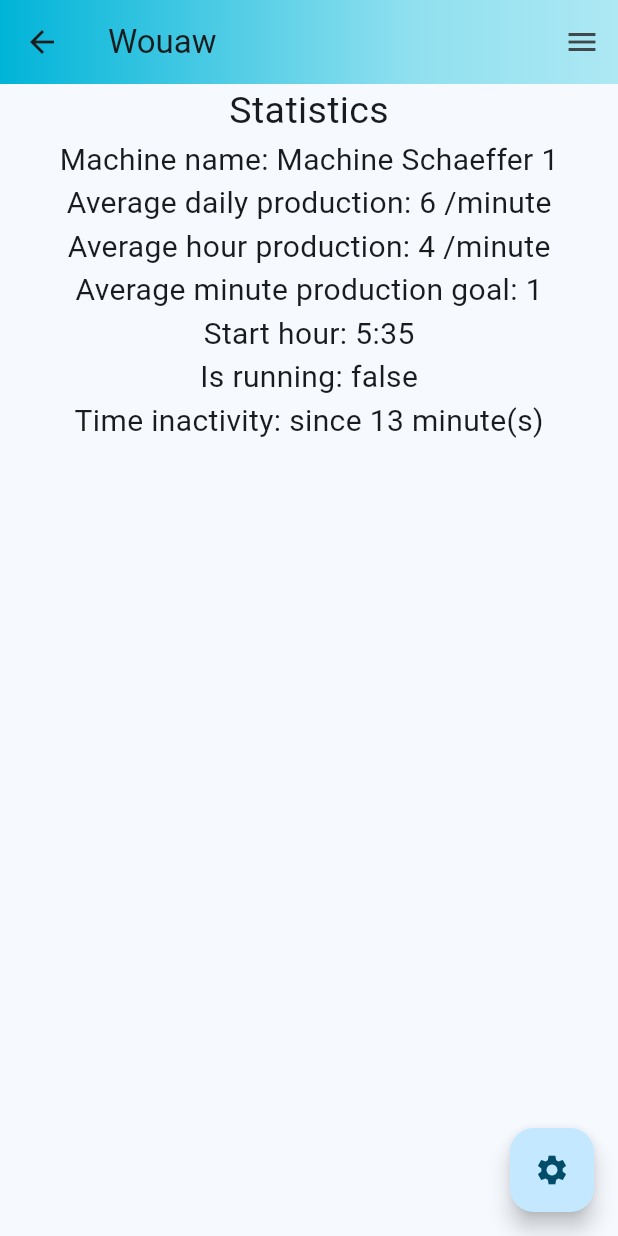
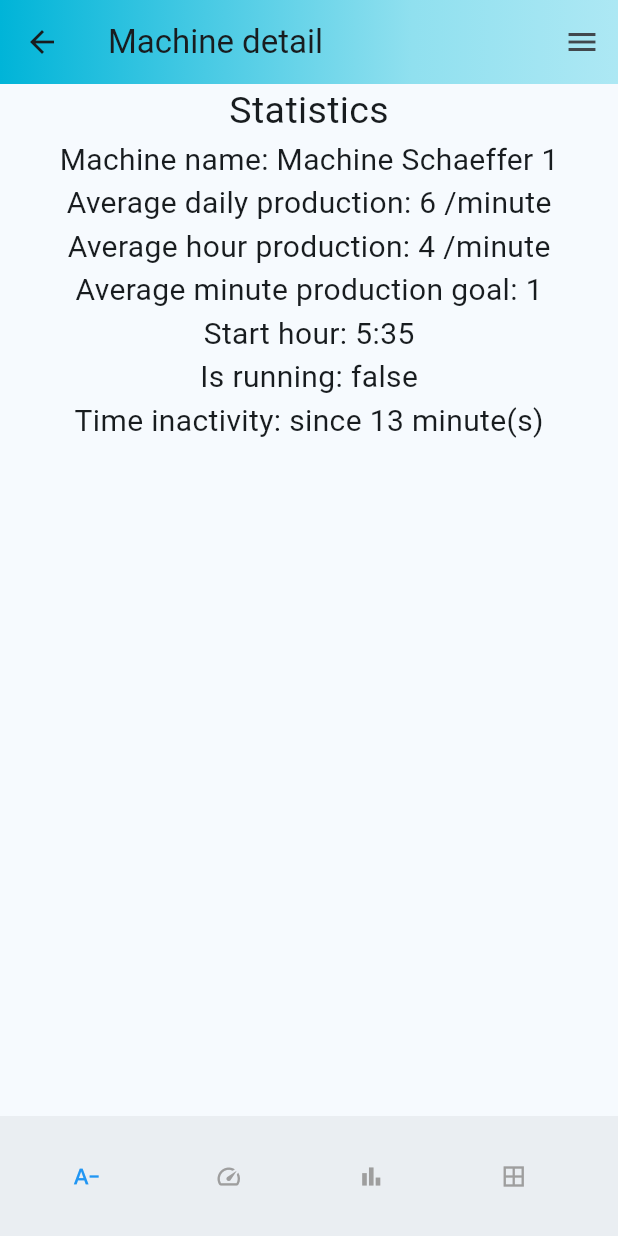
Before and after one commit to TheoHakk/B3Q1-Hakem-Flutter, a Flutter app: the screen it shows after launch, after a tap on "Connecting", after a tap on "Machine Schaeffer 1", on a phone screen of 412 x 824 dp. Run offline on Flutter 3.47's test engine with Material 3 defaults, Android fonts, the phone set to English and light mode, and no system bars; our stand-ins replace fl_chart, flutter_bloc; missing offline and left inert: dart:ffi.

```diff
--- a/lib/View/AppViews/MachineDetail.dart
+++ b/lib/View/AppViews/MachineDetail.dart
@@ -1,8 +1,13 @@
 import 'package:b3q1_hakem_projet_flutter/Model/Machine.dart';
 import 'package:b3q1_hakem_projet_flutter/View/Forms/FormMachine.dart';
+import 'package:b3q1_hakem_projet_flutter/View/Performance/Graphic.dart';
+import 'package:b3q1_hakem_projet_flutter/View/Performance/GroupedInformations.dart';
+import 'package:b3q1_hakem_projet_flutter/View/Performance/Performance.dart';
 import 'package:flutter/material.dart';
 
 import '../Performance/Statistics.dart';
+
+enum Views { textual, performance, chart, all }
 
 class MainScreen extends StatefulWidget {
   const MainScreen({Key? key}) : super(key: key);
@@ -14,19 +19,26 @@ class MainScreen extends StatefulWidget {
 class _MainScreen extends State<MainScreen> {
   Machine machine = Machine("Machine Schaeffer 1", 1, 1);
 
+  Views selectedView = Views.textual;
+
   void updateMachine() {
     Navigator.push(
         context,
         MaterialPageRoute(
-            builder: (context) =>
-                const FormMachine(title: "Update machine")));
+            builder: (context) => const FormMachine(title: "Update machine")));
+  }
+
+  void setView(Views view) {
+    setState(() {
+      selectedView = view;
+    });
   }
 
   @override
   Widget build(BuildContext context) {
     return Scaffold(
         appBar: AppBar(
-        title: const Text("Wouaw"),
+          title: const Text("Machine detail"),
           flexibleSpace: Container(
             decoration: const BoxDecoration(
               gradient: LinearGradient(
@@ -66,13 +78,37 @@ class _MainScreen extends State<MainScreen> {
               ListTile(
                 title: const Text('Update machine'),
                 onTap: () {
-                Navigator.pop(context);
+                  updateMachine();
                 },
               ),
               ListTile(
                 title: const Text('Delete machine'),
                 onTap: () {
+                  AlertDialog alert = AlertDialog(
+                    title: const Text("Delete machine"),
+                    content: const Text(
+                        "Are you sure you want to delete this machine?"),
+                    actions: [
+                      TextButton(
+                        onPressed: () {
                           Navigator.pop(context);
+                        },
+                        child: const Text("Cancel"),
+                      ),
+                      TextButton(
+                        onPressed: () {
+                          Navigator.pop(context);
+                        },
+                        child: const Text("Delete"),
+                      ),
+                    ],
+                  );
+                  showDialog(
+                    context: context,
+                    builder: (BuildContext context) {
+                      return alert;
+                    },
+                  );
                 },
               ),
             ],
@@ -81,16 +117,86 @@ class _MainScreen extends State<MainScreen> {
         body: Center(
           child: Column(
             children: [
+              if (selectedView == Views.textual)
                 Statistics(title: "Statistics", machine: machine),
+              if (selectedView == Views.performance)
+                const Performance(title: "Les perfs ! "),
+              if (selectedView == Views.chart)
+                Chart(),
+              if (selectedView == Views.all)
+                const GroupedInformations(title: "Ceci est un titre"),
               const SizedBox(height: 30),
             ],
           ),
         ),
-      floatingActionButton: FloatingActionButton(
+        bottomNavigationBar: BottomAppBar(
+          child: Row(
+            mainAxisAlignment: MainAxisAlignment.spaceAround,
+            children: [
+              TextButton.icon(
+                icon: const Icon(Icons.text_decrease),
+                label: Text(MediaQuery.of(context).size.width > 700
+                    ? "Textual informations"
+                    : ''),
                 onPressed: () {
-            updateMachine();
+                  setView(Views.textual);
                 },
-          child: const Icon(Icons.settings)),
-    );
+                style: ButtonStyle(
+                  foregroundColor: MaterialStateProperty.all<Color>(
+                      selectedView == Views.textual
+                          ? Colors.blue
+                          : Colors.grey),
+                ),
+              ),
+              TextButton.icon(
+                icon: const Icon(Icons.speed),
+                label: Text(MediaQuery.of(context).size.width > 700
+                    ? "Speed'O'Meter"
+                    : ''),
+                onPressed: () {
+                  setView(Views.performance);
+                },
+                style: ButtonStyle(
+                  foregroundColor: MaterialStateProperty.all<Color>(
+                      selectedView == Views.performance
+                          ? Colors.blue
+                          : Colors.grey
+                  ),
+                ),
+              ),
+              TextButton.icon(
+                icon: const Icon(Icons.bar_chart),
+                label: Text(MediaQuery.of(context).size.width > 700
+                    ? 'Evolutive chart'
+                    : ''),
+                onPressed: () {
+                  setView(Views.chart);
+                },
+                style: ButtonStyle(
+                  foregroundColor: MaterialStateProperty.all<Color>(
+                      selectedView == Views.chart
+                          ? Colors.blue
+                          : Colors.grey),
+                ),
+              ),
+              TextButton.icon(
+                icon: const Icon(Icons.border_all),
+                //Set the visibility to non if screen is too small
+                label: Text(MediaQuery.of(context).size.width > 700
+                    ? 'All informations'
+                    : ''),
+                onPressed: () {
+                  setView(Views.all);
+                },
+                style: ButtonStyle(
+                  foregroundColor: MaterialStateProperty.all<Color>(
+                      selectedView == Views.all
+                          ? Colors.blue
+                          : Colors.grey),
+                ),
+              ),
+            ],
+          ),
+        ));
   }
 }
--- a/lib/View/AppViews/MachineSelection.dart
+++ b/lib/View/AppViews/MachineSelection.dart
@@ -36,7 +36,8 @@ class _MachineSelection extends State<MachineSelection> {
       Navigator.push(
           context,
           MaterialPageRoute(
-              builder: (context) => const FormMachine(title: "Deploy new machine")));
+              builder: (context) =>
+                  const FormMachine(title: "Deploy new machine")));
     }
 
     return Scaffold(
--- a/lib/View/Forms/FormMachine.dart
+++ b/lib/View/Forms/FormMachine.dart
@@ -7,8 +7,6 @@ class FormMachine extends StatefulWidget {
   const FormMachine({super.key, required this.title});
 
   final String title;
-
-
 
   @override
   State<FormMachine> createState() => _FormMachine();
--- a/lib/View/Login/LoginPage.dart
+++ b/lib/View/Login/LoginPage.dart
@@ -19,7 +19,6 @@ class _LoginPageState extends State<LoginPage> {
   void initState() {
     super.initState();
     credential = Credential();
-
   }
 
   void setUsername(String username) {
@@ -50,8 +49,6 @@ class _LoginPageState extends State<LoginPage> {
     );
   }
 
-
-
   @override
   Widget build(BuildContext context) {
     return Scaffold(
@@ -63,9 +60,10 @@ class _LoginPageState extends State<LoginPage> {
               begin: Alignment.centerLeft,
               end: Alignment.centerRight,
               colors: [
-                Color.fromRGBO(87, 185, 246, 1.0),
-                Color.fromRGBO(23, 134, 195, 1.0),
-                Color.fromRGBO(0, 77, 123, 1.0),
+                Color(0xFFADE8F4),
+                Color(0xFF90E0EF),
+                Color(0xFF48CAE4),
+                Color(0xFF00B4D8),
               ],
             ),
           ),
@@ -116,8 +114,16 @@ class _LoginPageState extends State<LoginPage> {
                 },
               ),
             ),
-            ElevatedButton(
-                onPressed: validConnection, child: const Text("Connecting"))
+            Padding(
+                padding: const EdgeInsets.all(10.0),
+                child: ElevatedButton(
+                    onPressed: validConnection,
+                    child: const Text("Connecting"))),
+            Padding(
+                padding: const EdgeInsets.all(10.0),
+                child: ElevatedButton(
+                    onPressed: validConnection,
+                    child: const Text("Observer mode"))),
           ],
         ),
       ),
--- a/lib/View/Performance/Statistics.dart
+++ b/lib/View/Performance/Statistics.dart
@@ -22,8 +22,8 @@ class _Statistics extends State<Statistics> {
     return (Column(children: [
       Column(textDirection: TextDirection.ltr, children: [
         const Text("Statistics", style: TextStyle(fontSize: 25)),
-        Text(
-            "Machine name: ${machine.getName()}", style: TextStyle(fontSize: 20)),
+        Text("Machine name: ${machine.getName()}",
+            style: const TextStyle(fontSize: 20)),
         Text(
             "Average daily production: ${machine.getAverageDailyProduction()} /minute",
             style: const TextStyle(fontSize: 20)),
--- a/pubspec.yaml
+++ b/pubspec.yaml
@@ -34,6 +34,8 @@ dependencies:
   # The following adds the Cupertino Icons font to your application.
   # Use with the CupertinoIcons class for iOS style icons.
   cupertino_icons: ^1.0.2
+  flutter_bloc: ^8.1.3
+  fl_chart: ^0.65.0
 
 dev_dependencies:
   flutter_test:
```
Also changed, not shown: lib/Blocs/auth/auth_bloc.dart (added, +7 -0 lines), lib/Blocs/auth/auth_state.dart (added, +13 -0 lines), lib/Model/User.dart (added, +25 -0 lines), lib/View/Performance/Graphic.dart (+157 -0 lines), lib/View/Performance/GroupedInformations.dart (added, +38 -0 lines), lib/View/Performance/Performance.dart (+32 -0 lines), lib/Blocs/auth/auth_events.dart (added), pubspec.lock, 1 other file. Lines whose indentation alone changed are shown as unchanged.
